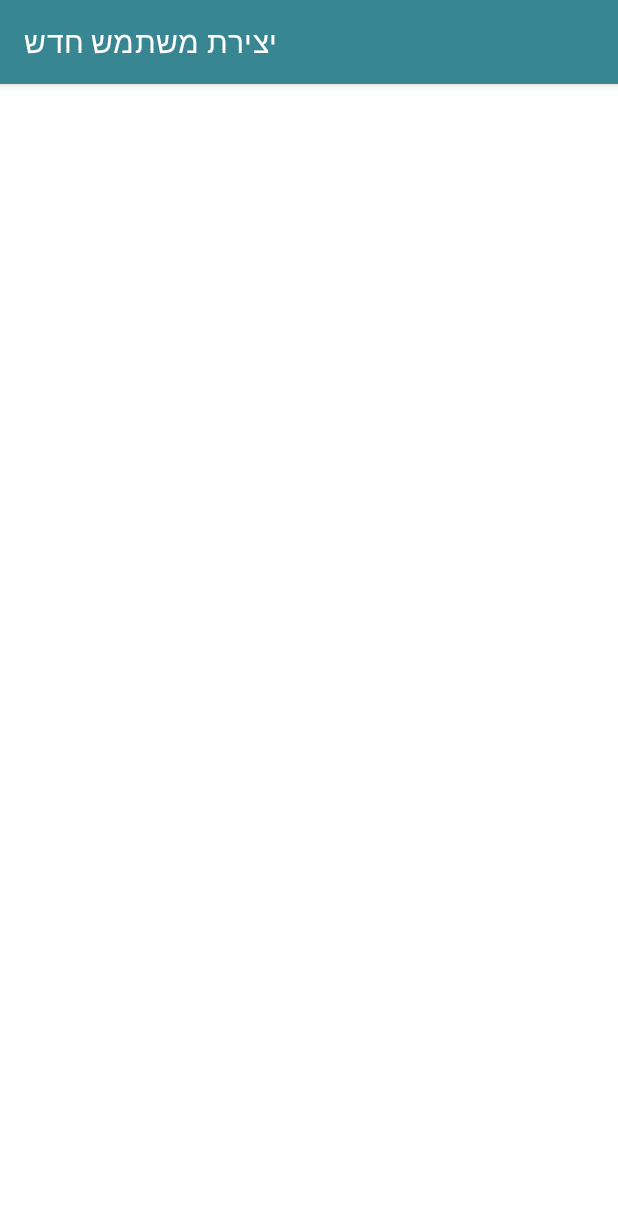
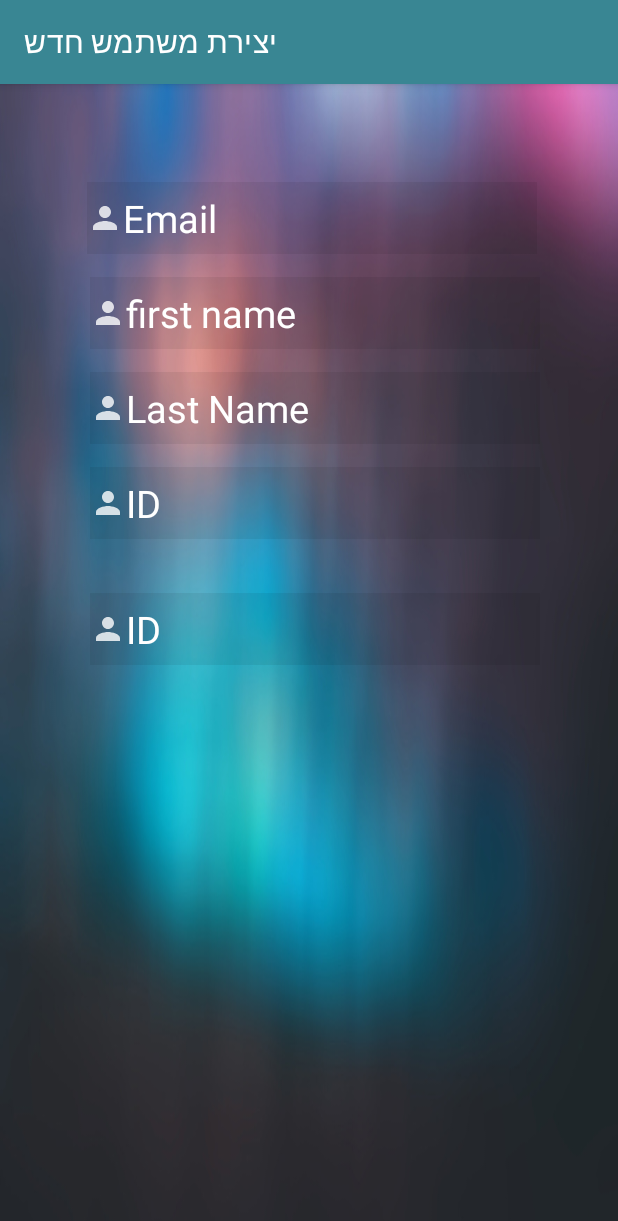
Before and after one commit to azxs120/Final-Project-Prototype, an Android app: the RegisterActivity screen opened directly, with no data from a screen before it, on a phone screen of 412 x 824 dp. Shown: the top 1221 px of the screen. Run offline under Robolectric (Android 15) with nearby library versions, the phone set to English and light mode, and no system bars.

Commit message:
reg screen in bulid 1.0

```diff
--- a/app/src/main/res/layout/activity_login.xml
+++ b/app/src/main/res/layout/activity_login.xml
@@ -33,6 +33,7 @@
         android:layout_marginStart="55dp"
         android:layout_marginTop="65dp"
         android:layout_marginEnd="54dp"
+        android:autofillHints="username"
         android:background="#11000000"
         android:drawableStart="@drawable/ic_action_user"
         android:ems="10"
@@ -41,8 +42,7 @@
         android:textColorHint="@color/white"
         android:textSize="25sp"
         app:layout_constraintEnd_toEndOf="parent"
-        app:layout_constraintTop_toTopOf="parent"
-        android:autofillHints="username" />
+        app:layout_constraintTop_toTopOf="parent" />
 
     <EditText
         android:id="@+id/editTextPassword"
--- a/app/src/main/res/layout/activity_main.xml
+++ b/app/src/main/res/layout/activity_main.xml
@@ -14,7 +14,7 @@
         android:layout_width="120dp"
         android:layout_height="wrap_content"
         android:fontFamily="sans-serif-black"
-        android:text="@string/searchLandlordTenant"
+        android:text="@string/search_for_a_tenant_landlord_by_id"
         android:textAlignment="center"
         android:textStyle="bold"
         app:layout_constraintEnd_toEndOf="@+id/searchBtn"
--- a/app/src/main/res/layout/activity_register.xml
+++ b/app/src/main/res/layout/activity_register.xml
@@ -4,8 +4,105 @@
     xmlns:tools="http://schemas.android.com/tools"
     android:layout_width="match_parent"
     android:layout_height="match_parent"
+    android:background="@drawable/gradient"
     tools:context=".RegisterActivity">
 
 
+    <EditText
+        android:id="@+id/enterEmail"
+        android:layout_width="300dp"
+        android:layout_height="48dp"
+        android:layout_alignParentStart="true"
+        android:layout_alignParentEnd="true"
+        android:layout_marginStart="55dp"
+        android:layout_marginTop="65dp"
+        android:layout_marginEnd="54dp"
+        android:autofillHints="email"
+        android:background="#11000000"
+        android:drawableStart="@drawable/ic_action_user"
+        android:ems="10"
+        android:hint="@string/email"
+        android:inputType="textEmailAddress"
+        android:textColorHint="@color/white"
+        android:textSize="25sp"
+        app:layout_constraintEnd_toEndOf="parent"
+        app:layout_constraintTop_toTopOf="parent" />
+
+    <EditText
+        android:id="@+id/enterFirstName"
+        android:layout_width="300dp"
+        android:layout_height="48dp"
+        android:layout_alignParentStart="true"
+        android:layout_alignParentEnd="true"
+        android:layout_marginTop="15dp"
+        android:layout_marginEnd="52dp"
+        android:autofillHints="First Name"
+        android:background="#11000000"
+        android:drawableStart="@drawable/ic_action_user"
+        android:ems="10"
+        android:hint="first name"
+        android:inputType="text"
+        android:textColorHint="@color/white"
+        android:textSize="25sp"
+        app:layout_constraintEnd_toEndOf="parent"
+        app:layout_constraintTop_toBottomOf="@+id/enterEmail" />
+
+    <EditText
+        android:id="@+id/enterLastName"
+        android:layout_width="300dp"
+        android:layout_height="48dp"
+        android:layout_alignParentStart="true"
+        android:layout_alignParentEnd="true"
+        android:layout_marginTop="15dp"
+        android:layout_marginEnd="52dp"
+        android:autofillHints="last name"
+        android:background="#11000000"
+        android:drawableStart="@drawable/ic_action_user"
+        android:ems="10"
+        android:hint="Last Name"
+        android:inputType="text"
+        android:textColorHint="@color/white"
+        android:textSize="25sp"
+        app:layout_constraintEnd_toEndOf="parent"
+        app:layout_constraintTop_toBottomOf="@+id/enterFirstName" />
+
+
+    <EditText
+        android:id="@+id/id"
+        android:layout_width="300dp"
+        android:layout_height="48dp"
+        android:layout_alignParentStart="true"
+        android:layout_alignParentEnd="true"
+        android:layout_marginTop="15dp"
+        android:layout_marginEnd="52dp"
+        android:autofillHints="id"
+        android:background="#11000000"
+        android:drawableStart="@drawable/ic_action_user"
+        android:ems="10"
+        android:hint="ID"
+        android:inputType="number"
+        android:textColorHint="@color/white"
+        android:textSize="25sp"
+        app:layout_constraintEnd_toEndOf="parent"
+        app:layout_constraintTop_toBottomOf="@+id/enterLastName" />
+
+    <EditText
+        android:id="@+id/password"
+        android:layout_width="300dp"
+        android:layout_height="48dp"
+        android:layout_alignParentStart="true"
+        android:layout_alignParentEnd="true"
+        android:layout_marginTop="36dp"
+        android:layout_marginEnd="52dp"
+        android:autofillHints="id"
+        android:background="#11000000"
+        android:drawableStart="@drawable/ic_action_user"
+        android:ems="10"
+        android:hint="ID"
+        android:inputType="number"
+        android:textColorHint="@color/white"
+        android:textSize="25sp"
+        app:layout_constraintEnd_toEndOf="parent"
+        app:layout_constraintTop_toBottomOf="@+id/id" />
 
 </androidx.constraintlayout.widget.ConstraintLayout>
--- a/app/src/main/res/values/strings.xml
+++ b/app/src/main/res/values/strings.xml
@@ -2,7 +2,7 @@
 
     <string name="app_name">תשכיר לי</string>
 
-    <string name="searchLandlordTenant">חפש</string>
+    <string name="searchLandlordTenant"> Search for a tenant/landlord by ID </string>
     <string name="searchApartment">מצא דירה</string>
     <string name="callHandling">טיפול בקריאות</string>
     <string name="myHistory">ההיסטוריה שלי</string>
@@ -47,6 +47,7 @@
     <string name="login">Login</string>
     <string name="login_Btn">LoginBtn</string>
     <string name="fb_btn">FB_Btn</string>
+    <string name="search_for_a_tenant_landlord_by_id">Search for a tenant/landlord by ID</string>
 
 
 </resources>
```
